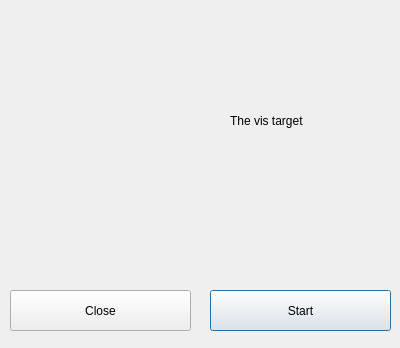
First picture: the form in simple_iterations/dialog.ui, repository Pohvalister/CMS-team-work, before the edit.
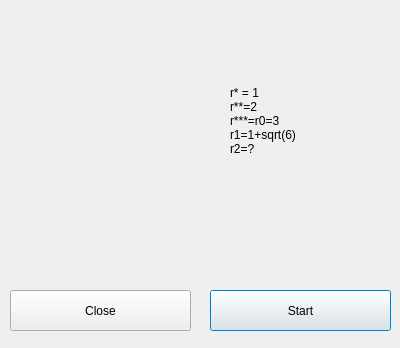
Second picture: the form after the edit. Custom widgets are drawn as their Qt base class.

Commit message: filling "main" table

```diff
--- a/simple_iterations/dialog.ui
+++ b/simple_iterations/dialog.ui
@@ -59,7 +59,11 @@
     </rect>
    </property>
    <property name="text">
-    <string>The vis target</string>
+    <string>r* = 1
+r**=2
+r***=r0=3
+r1=1+sqrt(6)
+r2=?</string>
    </property>
   </widget>
  </widget>
```
The commit also changes 1 other file.
